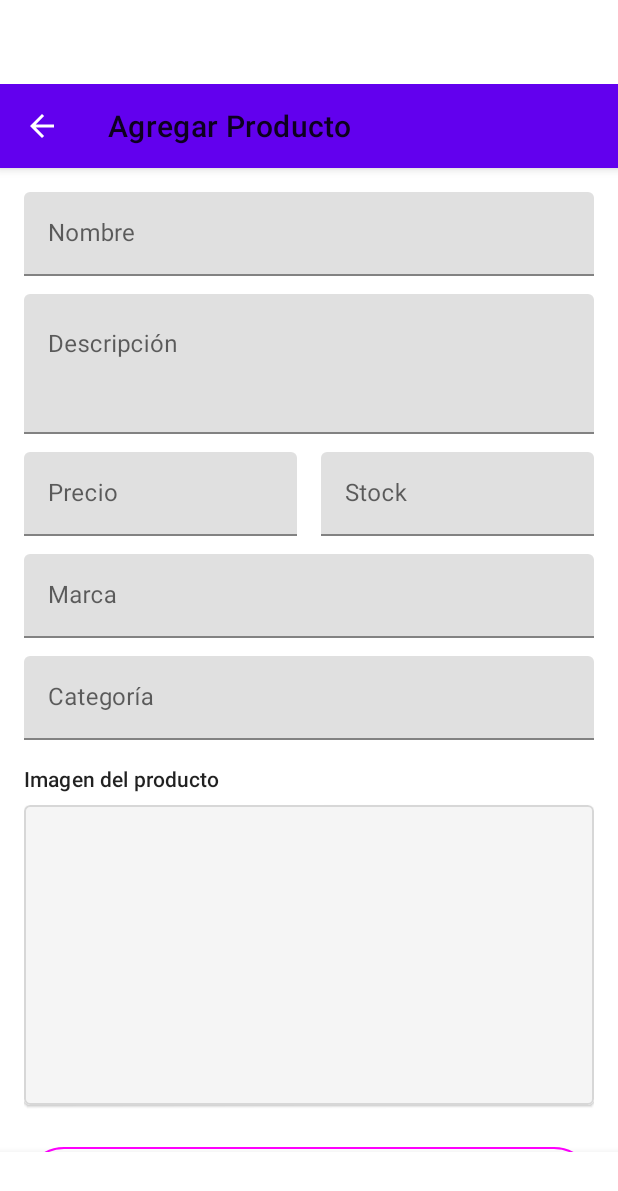
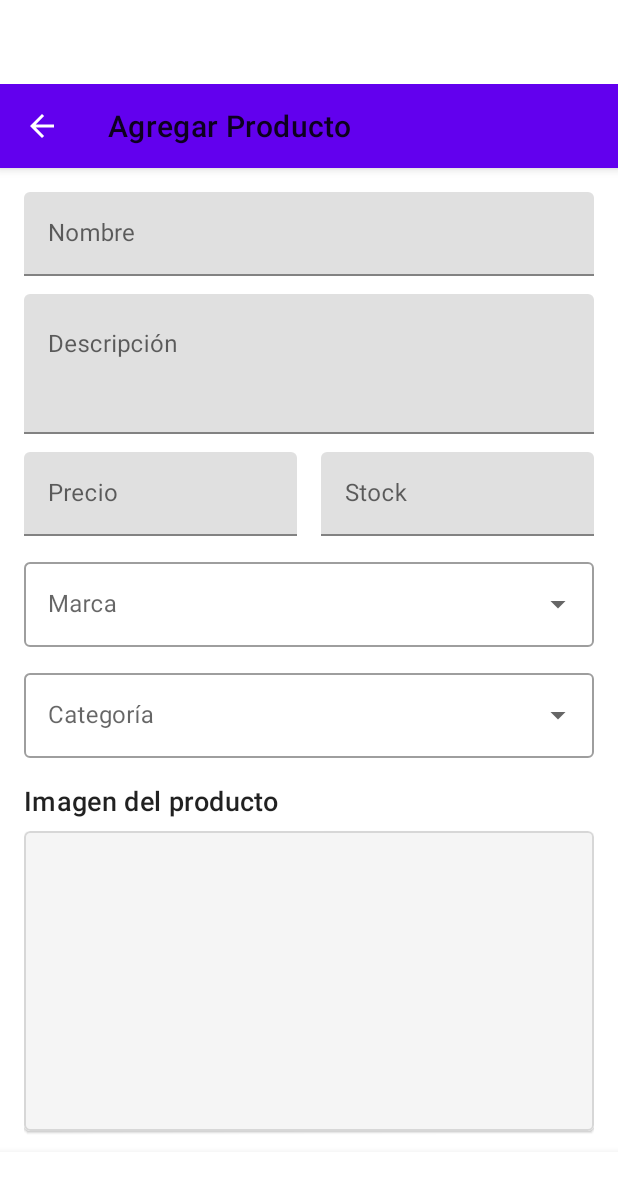
Before and after one commit to bryan-my/XanoGamesStore, an Android app: the fragment AddProductFragment placed in its activity, on a phone screen of 412 x 824 dp. Shown: the top 1191 px of the screen. Run offline under Robolectric (Android 15) with nearby library versions, the phone set to English and light mode, and no system bars; network calls fail; pictures from the network do not load; 3 statements that could not run were skipped.

Commit message:
Arreglados hardcoding

```diff
--- a/app/src/main/java/com/miapp/xanogamesstore/api/Services.kt
+++ b/app/src/main/java/com/miapp/xanogamesstore/api/Services.kt
@@ -38,7 +38,6 @@ interface ProductService {
 
 /**
  * Servicio para crear carritos, actualizar stock y obtener los carritos.
- * Debe contener todos los métodos, incluyendo `getCarts`.
  */
 interface CartService {
 
@@ -55,8 +54,7 @@ interface CartService {
     ): Product
 
     /**
-     * Devuelve la lista de carritos/pedidos existentes. Si pasas un `user_id`,
-     * Xano filtrará los registros; si no, devolverá todos.
+     * Devuelve la lista de carritos/pedidos existentes.
      */
     @GET("cart")
     suspend fun getCarts(@Query("user_id") userId: Int? = null): List<CartDto>
--- a/app/src/main/java/com/miapp/xanogamesstore/api/UploadService.kt
+++ b/app/src/main/java/com/miapp/xanogamesstore/api/UploadService.kt
@@ -25,7 +25,6 @@ interface UploadService {
     @Multipart
     @POST("upload")
     suspend fun upload(
-        // NOMBRE EXACTO DEL CAMPO QUE ESPERA XANO: "content"
         @Part content: MultipartBody.Part
     ): UploadResponse
 }
--- a/app/src/main/res/layout/activity_home.xml
+++ b/app/src/main/res/layout/activity_home.xml
@@ -9,7 +9,7 @@
         android:id="@+id/toolbar"
         android:layout_width="match_parent"
         android:layout_height="?attr/actionBarSize"
-        android:title="Xano Games Store"
+        android:title="@string/title_home"
         app:titleCentered="true"/>
 
     <FrameLayout
--- a/app/src/main/res/layout/activity_login.xml
+++ b/app/src/main/res/layout/activity_login.xml
@@ -10,7 +10,7 @@
     <TextView
         android:layout_width="wrap_content"
         android:layout_height="wrap_content"
-        android:text="Iniciar Sesión"
+        android:text="@string/title_login"
         android:textAppearance="@style/TextAppearance.Material3.DisplaySmall"
         android:layout_marginBottom="32dp"/>
 
--- a/app/src/main/res/layout/fragment_add_product.xml
+++ b/app/src/main/res/layout/fragment_add_product.xml
@@ -13,7 +13,7 @@
             android:layout_width="match_parent"
             android:layout_height="?attr/actionBarSize"
             app:navigationIcon="@drawable/ic_arrow_back"
-            app:title="Agregar Producto" />
+            app:title="@string/title_add_product" />
 
     </com.google.android.material.appbar.AppBarLayout>
 
@@ -88,35 +88,55 @@
                 </com.google.android.material.textfield.TextInputLayout>
             </LinearLayout>
 
+            <!-- Selector de Marca -->
             <com.google.android.material.textfield.TextInputLayout
+                style="@style/Widget.MaterialComponents.TextInputLayout.OutlinedBox.ExposedDropdownMenu"
                 android:layout_width="match_parent"
                 android:layout_height="wrap_content"
                 android:layout_marginTop="12dp"
                 android:hint="@string/hint_brand">
-                <com.google.android.material.textfield.TextInputEditText
-                    android:id="@+id/etBrand"
+                <com.google.android.material.textfield.MaterialAutoCompleteTextView
+                    android:id="@+id/autoCompleteBrand"
                     android:layout_width="match_parent"
-                    android:layout_height="wrap_content" />
+                    android:layout_height="wrap_content"
+                    android:inputType="none" />
             </com.google.android.material.textfield.TextInputLayout>
 
+            <!-- Selector de Categoría -->
             <com.google.android.material.textfield.TextInputLayout
+                style="@style/Widget.MaterialComponents.TextInputLayout.OutlinedBox.ExposedDropdownMenu"
                 android:layout_width="match_parent"
                 android:layout_height="wrap_content"
                 android:layout_marginTop="12dp"
                 android:hint="@string/hint_category">
-                <com.google.android.material.textfield.TextInputEditText
-                    android:id="@+id/etCategory"
+                <com.google.android.material.textfield.MaterialAutoCompleteTextView
+                    android:id="@+id/autoCompleteCategory"
                     android:layout_width="match_parent"
-                    android:layout_height="wrap_content" />
+                    android:layout_height="wrap_content"
+                    android:inputType="none" />
             </com.google.android.material.textfield.TextInputLayout>
+
+            <!-- BOTÓN DE REINTENTO DE CARGA -->
+            <com.google.android.material.button.MaterialButton
+                android:id="@+id/btnRetryLists"
+                style="@style/Widget.MaterialComponents.Button.TextButton"
+                android:layout_width="wrap_content"
+                android:layout_height="wrap_content"
+                android:layout_gravity="end"
+                android:text="Recargar listas"
+                android:visibility="gone"
+                android:textColor="@color/design_default_color_error"
+                app:icon="@drawable/ic_arrow_back"
+                app:iconTint="@color/design_default_color_error"/>
 
             <!-- Previsualización de imagen -->
             <TextView
-                style="@style/TextAppearance.Material3.LabelLarge"
+                style="@style/TextAppearance.MaterialComponents.Headline6"
                 android:layout_width="wrap_content"
                 android:layout_height="wrap_content"
                 android:layout_marginTop="16dp"
-                android:text="Imagen del producto" />
+                android:text="@string/product_image"
+                android:textSize="18sp" />
 
             <com.google.android.material.card.MaterialCardView
                 android:layout_width="match_parent"
@@ -135,12 +155,12 @@
 
             <com.google.android.material.button.MaterialButton
                 android:id="@+id/btnPick"
-                style="@style/Widget.Material3.Button.OutlinedButton"
+                style="@style/Widget.MaterialComponents.Button.OutlinedButton"
                 android:layout_width="match_parent"
                 android:layout_height="wrap_content"
-                android:layout_marginTop="24dp"
-                android:paddingVertical="12dp"
-                android:textSize="22sp"
+                android:layout_marginTop="14dp"
+                android:paddingVertical="16dp"
+                android:textSize="24sp"
                 android:text="@string/action_pick_image" />
 
             <View
--- a/app/src/main/res/layout/fragment_cart.xml
+++ b/app/src/main/res/layout/fragment_cart.xml
@@ -14,7 +14,7 @@
             android:id="@+id/toolbar"
             android:layout_width="match_parent"
             android:layout_height="?attr/actionBarSize"
-            app:title="Carrito de Compras" />
+            app:title="@string/title_cart_full" />
 
     </com.google.android.material.appbar.AppBarLayout>
 
--- a/app/src/main/res/layout/fragment_order_detail.xml
+++ b/app/src/main/res/layout/fragment_order_detail.xml
@@ -11,7 +11,7 @@
         android:layout_margin="16dp"
         android:textSize="20sp"
         android:textStyle="bold"
-        android:text="Detalle del pedido"/>
+        android:text="@string/title_order_detail_static"/>
 
     <TextView
         android:id="@+id/tvOrderTotal"
--- a/app/src/main/res/layout/fragment_products.xml
+++ b/app/src/main/res/layout/fragment_products.xml
@@ -10,14 +10,14 @@
         android:id="@+id/toolbar"
         android:layout_width="match_parent"
         android:layout_height="?attr/actionBarSize"
-        app:title="Catálogo de Productos">
+        app:title="@string/title_catalog">
 
         <androidx.appcompat.widget.SearchView
             android:id="@+id/search"
             android:layout_width="wrap_content"
             android:layout_height="wrap_content"
             android:layout_gravity="end"
-            app:queryHint="Buscar..." />
+            app:queryHint="@string/hint_search" />
 
     </com.google.android.material.appbar.MaterialToolbar>
 
--- a/app/src/main/res/layout/fragment_profile.xml
+++ b/app/src/main/res/layout/fragment_profile.xml
@@ -11,7 +11,7 @@
         android:id="@+id/toolbar"
         android:layout_width="match_parent"
         android:layout_height="?attr/actionBarSize"
-        app:title="Mi Perfil" />
+        app:title="@string/title_my_profile" />
 
     <LinearLayout
         android:layout_width="match_parent"
@@ -73,14 +73,14 @@
             android:layout_height="wrap_content"
             android:layout_marginTop="16dp"
             android:textSize="14sp"
-            android:text="Editar Perfil" />
+            android:text="@string/action_edit_profile" />
 
         <com.google.android.material.button.MaterialButton
             android:id="@+id/btnLogout"
             android:layout_width="match_parent"
             android:layout_height="wrap_content"
             android:layout_marginTop="24dp"
-            android:text="Cerrar Sesión" />
+            android:text="@string/action_logout" />
 
     </LinearLayout>
 
--- a/app/src/main/res/layout/fragment_users.xml
+++ b/app/src/main/res/layout/fragment_users.xml
@@ -13,7 +13,7 @@
             android:id="@+id/toolbar"
             android:layout_width="match_parent"
             android:layout_height="?attr/actionBarSize"
-            app:title="Gestión de Usuarios" />
+            app:title="@string/title_users_management" />
 
     </com.google.android.material.appbar.AppBarLayout>
 
```
Also changed, not shown: app/src/main/java/com/miapp/xanogamesstore/api/UserService.kt (+2 -15 lines), app/src/main/res/layout/activity_signup.xml (+5 -5 lines), app/src/main/res/layout/fragment_edit_profile.xml (+4 -4 lines), app/src/main/res/values/strings.xml (+17 -1 lines), 2 other files.
